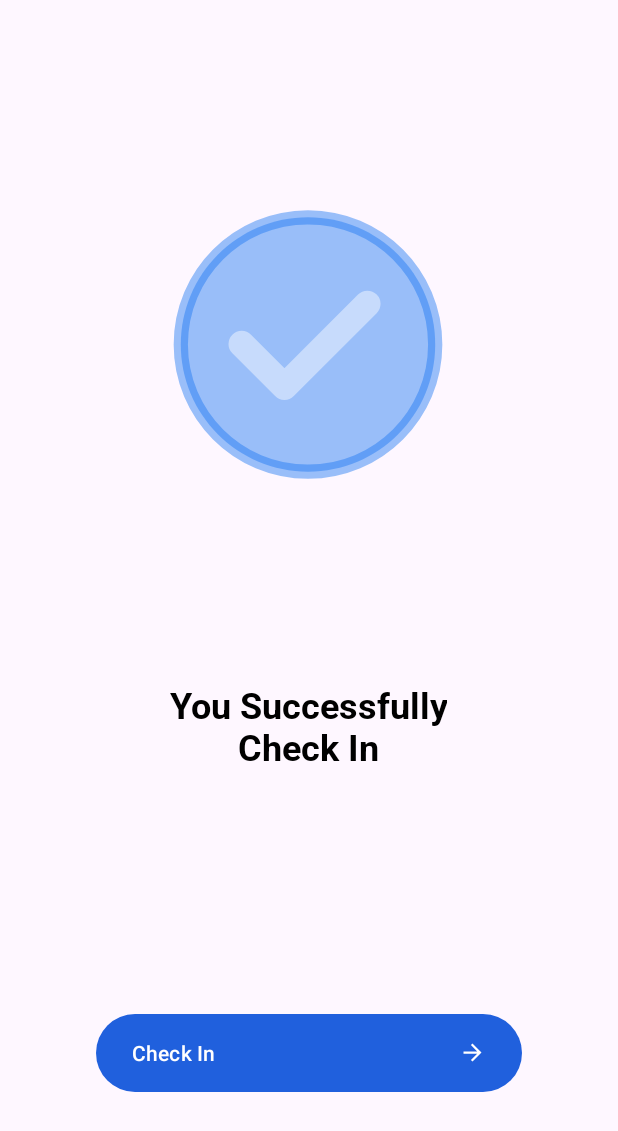
After one commit to Alvin-Saputra/AttendanceApp, an Android app: the SuccessFragment screen opened through its navigation route, on a phone screen of 412 x 824 dp. The commit adds this screen. Shown: the top 1131 px of the screen. Run offline under Robolectric (Android 15) with nearby library versions, the phone set to English and light mode, and no system bars; our stand-ins replace navigation-ui.

Commit message:
1. Memperpanjang Time Out time pada Api Config
2. Menmabahkan icon drawble baru

3. Menambahkan SuccessFragment

4. Menambahkan animasi json baru untuk success_animation_2.json untuk digunakan pada SuccessFragment.kt

5. Menambahkan Navigasi ke dan dari successfragment pada mobile_navigation.xml

6. Menambahkan fungsi convert vector icon ke bitmpap pada MapsFragment.kt

6.

```diff
--- a/app/src/main/java/com/example/attendanceapp/MainActivity.kt
+++ b/app/src/main/java/com/example/attendanceapp/MainActivity.kt
@@ -36,7 +36,7 @@ class MainActivity : AppCompatActivity() {
 
 
         navController.addOnDestinationChangedListener { _, destination, _ ->
-            if (destination.id == R.id.mapsFragment || destination.id == R.id.selfieFragment) {
+            if (destination.id == R.id.mapsFragment || destination.id == R.id.selfieFragment || destination.id == R.id.successFragment) {
                 // Sembunyikan BottomNavigationView
                 navView.visibility = View.GONE
             } else {
--- a/app/src/main/java/com/example/attendanceapp/data/remote/retrofit/ApiConfig.kt
+++ b/app/src/main/java/com/example/attendanceapp/data/remote/retrofit/ApiConfig.kt
@@ -12,9 +12,9 @@ object ApiConfig {
             HttpLoggingInterceptor().setLevel(HttpLoggingInterceptor.Level.BODY)
         val client = OkHttpClient.Builder()
             .addInterceptor(loggingInterceptor)
-            .connectTimeout(60, TimeUnit.SECONDS) // Timeout untuk koneksi (60 detik)
-            .readTimeout(60, TimeUnit.SECONDS)    // Timeout untuk membaca data (60 detik)
-            .writeTimeout(60, TimeUnit.SECONDS)   // Timeout untuk menulis
+            .connectTimeout(120, TimeUnit.SECONDS) // Timeout untuk koneksi (60 detik)
+            .readTimeout(120, TimeUnit.SECONDS)    // Timeout untuk membaca data (60 detik)
+            .writeTimeout(120, TimeUnit.SECONDS)   // Timeout untuk menulis
             .build()
         val retrofit = Retrofit.Builder()
             .baseUrl("https://renewed-kettie-personal-usage-only-4ccf7891.koyeb.app/")
--- /dev/null
+++ b/app/src/main/java/com/example/attendanceapp/ui/success/SuccessFragment.kt
@@ -0,0 +1,65 @@
+package com.example.attendanceapp.ui.success
+
+import android.animation.AnimatorSet
+import android.animation.ObjectAnimator
+import android.os.Bundle
+import android.os.Handler
+import android.os.Looper
+import androidx.fragment.app.Fragment
+import android.view.LayoutInflater
+import android.view.View
+import android.view.ViewGroup
+import com.example.attendanceapp.R
+import com.example.attendanceapp.databinding.FragmentSelfieBinding
+import com.example.attendanceapp.databinding.FragmentSuccessBinding
+
+class SuccessFragment : Fragment() {
+
+    private var _binding: FragmentSuccessBinding? = null
+    private val binding get() = _binding!!
+
+    override fun onCreateView(
+        inflater: LayoutInflater, container: ViewGroup?,
+        savedInstanceState: Bundle?
+    ): View? {
+        // Inflate the layout for this fragment
+//        return inflater.inflate(R.layout.fragment_success, container, false)
+        _binding = FragmentSuccessBinding.inflate(inflater, container, false)
+        val root: View = binding.root
+
+        binding.tvSuccess.alpha = 0f
+        binding.btnBackToHome.alpha = 0f
+
+        Handler(Looper.getMainLooper()).postDelayed({
+            playAnimation()
+        }, 1500)
+
+        return root
+    }
+
+
+    companion object {
+
+    }
+
+    private fun playAnimation() {
+
+
+
+        val tvSuccessAnim =
+            ObjectAnimator.ofFloat(binding.tvSuccess, View.ALPHA, 1f).setDuration(400)
+
+        val btnBackToHomeAnim =
+            ObjectAnimator.ofFloat(binding.btnBackToHome, View.ALPHA, 1f).setDuration(400)
+
+
+        AnimatorSet().apply {
+            playSequentially(
+               tvSuccessAnim,
+                btnBackToHomeAnim
+            )
+            start()
+
+        }
+    }
+}
--- /dev/null
+++ b/app/src/main/res/drawable/baseline_person_pin_24.xml
@@ -0,0 +1,5 @@
+<vector xmlns:android="http://schemas.android.com/apk/res/android" android:height="24dp" android:tint="#000000" android:viewportHeight="24" android:viewportWidth="24" android:width="24dp">
+
+    <path android:fillColor="@android:color/white" android:pathData="M12,2c-4.97,0 -9,4.03 -9,9 0,4.17 2.84,7.67 6.69,8.69L12,22l2.31,-2.31C18.16,18.67 21,15.17 21,11c0,-4.97 -4.03,-9 -9,-9zM12,4c1.66,0 3,1.34 3,3s-1.34,3 -3,3 -3,-1.34 -3,-3 1.34,-3 3,-3zM12,18.3c-2.5,0 -4.71,-1.28 -6,-3.22 0.03,-1.99 4,-3.08 6,-3.08 1.99,0 5.97,1.09 6,3.08 -1.29,1.94 -3.5,3.22 -6,3.22z"/>
+
+</vector>
--- /dev/null
+++ b/app/src/main/res/layout/fragment_success.xml
@@ -0,0 +1,56 @@
+<?xml version="1.0" encoding="utf-8"?>
+<androidx.constraintlayout.widget.ConstraintLayout xmlns:android="http://schemas.android.com/apk/res/android"
+    xmlns:tools="http://schemas.android.com/tools"
+    android:layout_width="match_parent"
+    android:layout_height="match_parent"
+    xmlns:app="http://schemas.android.com/apk/res-auto"
+    tools:context=".ui.success.SuccessFragment">
+
+
+    <com.airbnb.lottie.LottieAnimationView
+        android:id="@+id/lottieAnimationView"
+        android:layout_width="232dp"
+        android:layout_height="227dp"
+        android:layout_marginTop="116dp"
+        android:scaleX="1.75"
+        android:scaleY="1.75"
+        app:layout_constraintEnd_toEndOf="parent"
+        app:layout_constraintHorizontal_bias="0.497"
+        app:layout_constraintStart_toStartOf="parent"
+        app:layout_constraintTop_toTopOf="parent"
+        app:lottie_autoPlay="true"
+        app:lottie_loop="true"
+        app:lottie_rawRes="@raw/success_animation_2" />
+
+    <TextView
+        android:id="@+id/tv_success"
+        android:layout_width="wrap_content"
+        android:layout_height="wrap_content"
+        android:text="You Successfully\nCheck In"
+        android:textAlignment="center"
+        style="@style/H3"
+        app:layout_constraintBottom_toTopOf="@+id/btn_back_to_home"
+        app:layout_constraintEnd_toEndOf="parent"
+        app:layout_constraintHorizontal_bias="0.498"
+        app:layout_constraintStart_toStartOf="parent"
+        app:layout_constraintTop_toBottomOf="@+id/lottieAnimationView"
+        app:layout_constraintVertical_bias="0.41" />
+
+    <Button
+        android:id="@+id/btn_back_to_home"
+        android:layout_width="0dp"
+        android:layout_height="60dp"
+        android:layout_marginStart="64dp"
+        android:layout_marginTop="64dp"
+        android:layout_marginEnd="64dp"
+        android:text="Check In"
+        android:textAlignment="textStart"
+        app:icon="@drawable/baseline_arrow_forward_24"
+        app:iconGravity="end"
+        android:layout_marginBottom="92dp"
+        app:layout_constraintBottom_toBottomOf="parent"
+        app:layout_constraintEnd_toEndOf="parent"
+        app:layout_constraintStart_toStartOf="parent" />
+
+
+</androidx.constraintlayout.widget.ConstraintLayout>
--- a/app/src/main/res/navigation/mobile_navigation.xml
+++ b/app/src/main/res/navigation/mobile_navigation.xml
@@ -44,5 +44,18 @@
         android:id="@+id/selfieFragment"
         android:name="com.example.attendanceapp.ui.selfie.SelfieFragment"
         android:label="fragment_selfie"
-        tools:layout="@layout/fragment_selfie" />
+        tools:layout="@layout/fragment_selfie" >
+        <action
+            android:id="@+id/action_selfieFragment_to_successFragment"
+            app:destination="@id/successFragment" />
+    </fragment>
+    <fragment
+        android:id="@+id/successFragment"
+        android:name="com.example.attendanceapp.ui.success.SuccessFragment"
+        android:label="fragment_success"
+        tools:layout="@layout/fragment_success" >
+        <action
+            android:id="@+id/action_successFragment_to_navigation_home"
+            app:destination="@id/navigation_home" />
+    </fragment>
 </navigation>
```
Also changed, not shown: app/src/main/java/com/example/attendanceapp/ui/map/MapsFragment.kt (+72 -6 lines), app/src/main/java/com/example/attendanceapp/ui/selfie/SelfieFragment.kt (+3 -4 lines), app/src/main/res/raw/map_style.json (added, +205 -0 lines), app/src/main/res/raw/success_animation.json (added, +1 -0 lines), app/src/main/res/raw/success_animation_2.json (added, +1 -0 lines).
